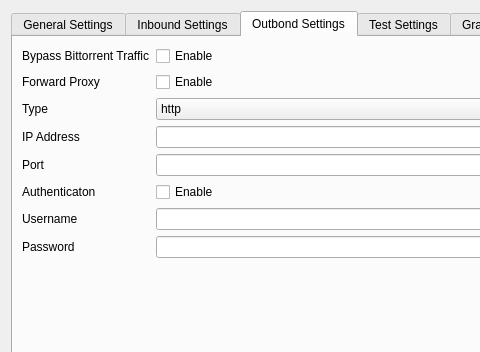
Qt form ui/settingsdialog.ui (Trojan-Qt5/Trojan-Qt5) before a commit; both pictures show x 0 to 480 and y 0 to 352 of the 634 by 532 pixel window.
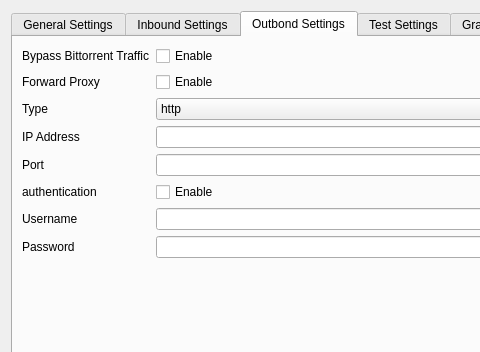
The same form after that commit. The open tabs and pages were chosen to show the change. Custom widgets are drawn as their Qt base class.

```diff
--- a/ui/settingsdialog.ui
+++ b/ui/settingsdialog.ui
@@ -503,7 +503,7 @@
          <item row="5" column="0">
           <widget class="QLabel" name="label_28">
            <property name="text">
-            <string>Authenticaton</string>
+            <string>authentication</string>
            </property>
           </widget>
          </item>
```
Left out of the diff: 4 changed lines with no effect on the pictures.
